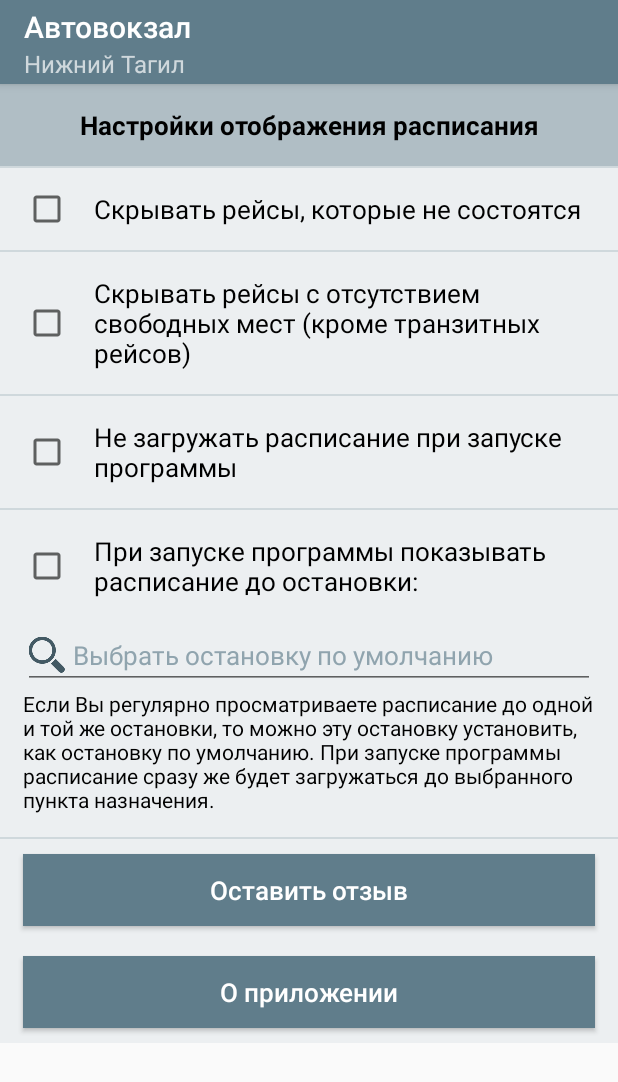
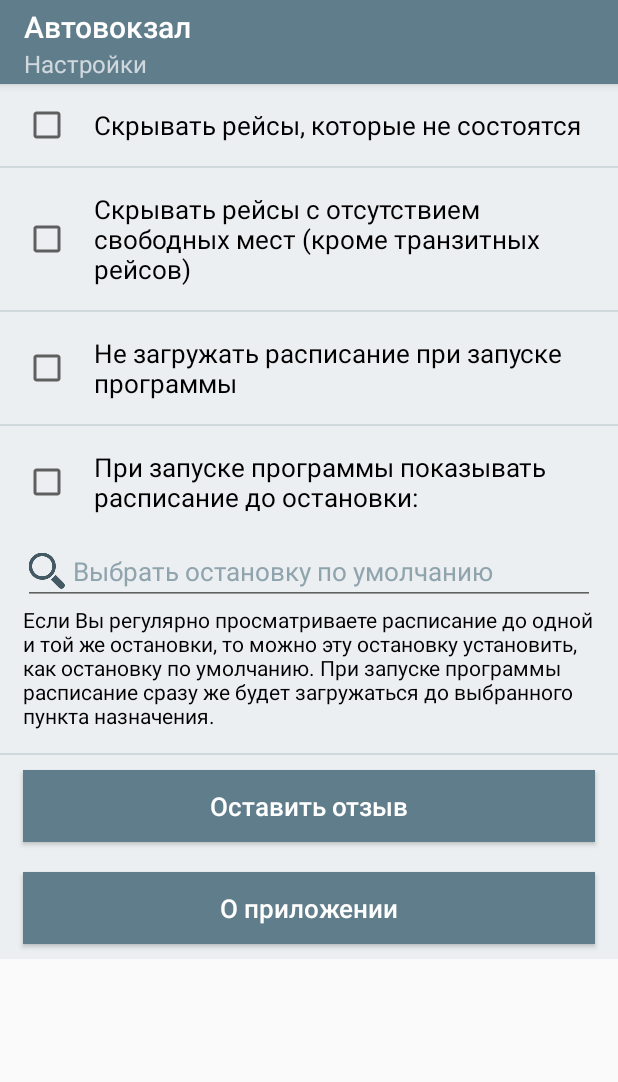
Before and after one commit to Sergey-NT/Avtovokzal, an Android app: the MenuActivity screen opened directly, with no data from a screen before it, on a phone screen of 412 x 824 dp. Shown: the top 1082 px of the screen. Run offline under Robolectric (Android 15) with nearby library versions, the phone set to English and light mode, and no system bars; our stand-ins replace AdMob; libraries missing offline, so code that uses them is left out: com.android.vending; 3 statements that could not run were skipped.

Commit message:
Add title and subtitle to actionbar

```diff
--- a/app/app/src/main/java/com/www/avtovokzal/org/ActionBarActivity.java
+++ b/app/app/src/main/java/com/www/avtovokzal/org/ActionBarActivity.java
@@ -25,7 +25,6 @@ public class ActionBarActivity extends AppCompatActivity {
         android.support.v7.app.ActionBar ab = getSupportActionBar();
         assert ab != null;
         ab.setTitle(getString(R.string.app_name));
-        ab.setSubtitle(getString(R.string.app_subtitle));
         ab.setBackgroundDrawable(new ColorDrawable(getResources().getColor(R.color.primary)));
     }
 }
--- a/app/app/src/main/java/com/www/avtovokzal/org/ArrivalActivity.java
+++ b/app/app/src/main/java/com/www/avtovokzal/org/ArrivalActivity.java
@@ -199,9 +199,14 @@ public class ArrivalActivity extends ActionBarActivity {
         AutoCompleteObject[] ObjectItemData = new AutoCompleteObject[0];
         myAdapter = new AutocompleteCustomArrayAdapter(this, R.layout.listview_dropdown_item, ObjectItemData);
 
+        changeTitleActionBar();
+    }
+
+    private void changeTitleActionBar() {
         // Изменение текста подстроки ActionBar
         android.support.v7.app.ActionBar ab = getSupportActionBar();
         assert ab != null;
+        ab.setTitle(getString(R.string.app_subtitle));
         ab.setSubtitle(getString(R.string.app_subtitle_arrival));
     }
 
--- a/app/app/src/main/java/com/www/avtovokzal/org/MainActivity.java
+++ b/app/app/src/main/java/com/www/avtovokzal/org/MainActivity.java
@@ -276,9 +276,14 @@ public class MainActivity extends ActionBarActivity implements DatePickerDialog.
         btnDate.setTransformationMethod(null);
         btnNextDay.setTransformationMethod(null);
 
+        changeTitleActionBar();
+    }
+
+    private void changeTitleActionBar() {
         // Изменение текста подстроки ActionBar
         android.support.v7.app.ActionBar ab = getSupportActionBar();
         assert ab != null;
+        ab.setTitle(getString(R.string.app_subtitle));
         ab.setSubtitle(getString(R.string.app_subtitle_main));
     }
 
--- a/app/app/src/main/java/com/www/avtovokzal/org/MenuActivity.java
+++ b/app/app/src/main/java/com/www/avtovokzal/org/MenuActivity.java
@@ -250,6 +250,14 @@ public class MenuActivity extends ActionBarActivity {
         AutoCompleteObject[] ObjectItemData = new AutoCompleteObject[0];
         myAdapter = new AutocompleteCustomArrayAdapter(this, R.layout.listview_dropdown_item, ObjectItemData);
 
+        changeTitleActionBar();
+    }
+
+    private void changeTitleActionBar() {
+        // Изменение текста подстроки ActionBar
+        android.support.v7.app.ActionBar ab = getSupportActionBar();
+        assert ab != null;
+        ab.setSubtitle(getString(R.string.menu_settings));
     }
 
     // Listener для востановителя покупок.
--- a/app/app/src/main/res/layout/menu_layout.xml
+++ b/app/app/src/main/res/layout/menu_layout.xml
@@ -18,22 +18,6 @@
             android:layout_height="wrap_content"
             android:orientation="vertical"
             android:background="@color/background" >
-
-            <TextView
-                android:layout_width="match_parent"
-                android:layout_height="wrap_content"
-                android:gravity="center"
-                android:padding="15sp"
-                android:background="@color/background_header"
-                android:text="@string/menu_description"
-                android:textStyle="bold"
-                android:textSize="17sp"
-                android:textColor="@color/text_color" />
-
-            <View
-                android:layout_width="match_parent"
-                android:layout_height="1sp"
-                android:background="@color/divider_color" />
 
             <CheckBox
                 android:id="@+id/checkBoxCancel"
--- a/app/app/src/main/res/values/strings.xml
+++ b/app/app/src/main/res/values/strings.xml
@@ -1,8 +1,8 @@
 <resources>
     <string name="app_name">Автовокзал</string>
     <string name="app_subtitle">Нижний Тагил</string>
-    <string name="app_subtitle_main">Нижний Тагил. Отправление автобусов</string>
-    <string name="app_subtitle_arrival">Нижний Тагил. Прибытие автобусов</string>
+    <string name="app_subtitle_main">Отправление автобусов</string>
+    <string name="app_subtitle_arrival">Прибытие автобусов</string>
     <string name="name_bus">Марка автобуса:</string>
     <string name="count_bus">Вместимость автобуса:</string>
     <string name="free_bus">Кол-во свободных мест:</string>
@@ -28,7 +28,6 @@
     <string name="menu_settings">Настройки</string>
     <string name="menu_status">Статус</string>
     <string name="menu_arrival">Расписание прибытия автобусов</string>
-    <string name="menu_description">Настройки отображения расписания</string>
     <string name="menu_ads_disable_toast">Оплата за отключение показа рекламы прошла успешно</string>
     <string name="menu_station">Если Вы регулярно просматриваете расписание до одной и той же остановки, то можно эту остановку установить, как остановку по умолчанию. При запуске программы расписание сразу же будет загружаться до выбранного пункта назначения.</string>
     <string name="checkbox_cancel">Скрывать рейсы, которые не состоятся</string>
```
Also changed, not shown: app/app/src/main/java/com/www/avtovokzal/org/InfoActivity.java (+9 -0 lines), app/app/src/main/java/com/www/avtovokzal/org/InfoArrivalActivity.java (+9 -0 lines), app/app/src/main/res/layout/activity_info.xml (+0 -11 lines), app/app/src/main/res/layout/activity_info_arrival.xml (+0 -12 lines).
